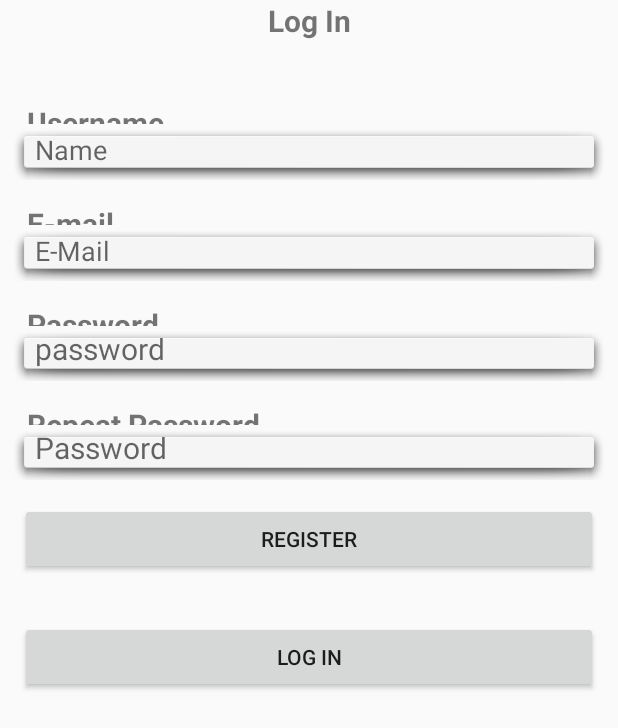
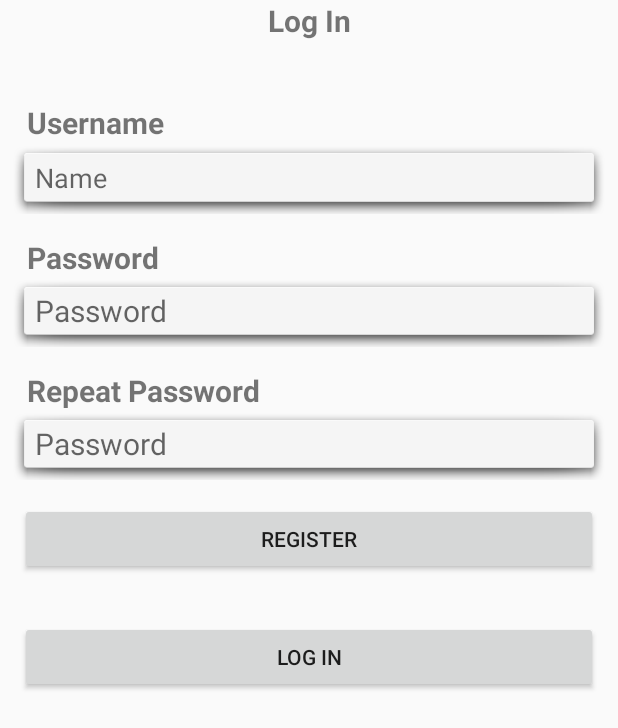
Before and after one commit to OnurOzdemir0/QuestLog, an Android app built with Jetpack Compose: the RegisterFragment screen opened through its navigation route, on a phone screen of 412 x 824 dp, the part 508-1236 px from its top. Run offline under Robolectric (Android 15) with nearby library versions, the phone set to English and light mode, and no system bars; our stand-ins replace Firebase (no records; nobody signed in at launch, a user with empty details on screens opened directly), data binding.

Commit message:
email deleted

```diff
--- a/app/src/main/res/layout/fragment_log_in.xml
+++ b/app/src/main/res/layout/fragment_log_in.xml
@@ -30,7 +30,7 @@
             android:layout_marginTop="15dp"
             android:layout_weight="1"
             android:paddingLeft="10dp"
-            android:text="E-Mail"
+            android:text="Username"
             android:textSize="20sp"
             android:textStyle="bold" />
 
@@ -41,7 +41,7 @@
             android:layout_weight="1"
             android:background="@android:drawable/dialog_holo_light_frame"
             android:ems="10"
-            android:hint="E-Mail"
+            android:hint="Username"
             android:inputType="text"
             android:paddingLeft="15dp"
             android:textSize="18sp" />
@@ -65,7 +65,7 @@
             android:layout_weight="1"
             android:background="@android:drawable/dialog_holo_light_frame"
             android:ems="10"
-            android:hint="password"
+            android:hint="Password"
             android:inputType="text"
             android:paddingLeft="15dp"
             android:textSize="20sp" />
--- a/app/src/main/res/layout/fragment_register.xml
+++ b/app/src/main/res/layout/fragment_register.xml
@@ -52,29 +52,6 @@
             android:paddingLeft="10dp"
             android:layout_marginTop="15dp"
             android:layout_weight="1"
-            android:text="E-mail"
-
-            android:textAlignment="viewStart"
-            android:textSize="20sp"
-            android:textStyle="bold" />
-
-        <EditText
-            android:id="@+id/registerMail"
-            android:layout_width="match_parent"
-            android:layout_height="50dp"
-            android:layout_weight="1"
-            android:background="@android:drawable/dialog_holo_light_frame"
-            android:ems="10"
-            android:paddingLeft="15dp"
-            android:hint="E-Mail"
-            android:inputType="textEmailAddress" />
-
-        <TextView
-            android:layout_width="match_parent"
-            android:layout_height="wrap_content"
-            android:paddingLeft="10dp"
-            android:layout_marginTop="15dp"
-            android:layout_weight="1"
             android:text="Password"
             android:textAlignment="viewStart"
             android:textSize="20sp"
@@ -88,7 +65,7 @@
             android:background="@android:drawable/dialog_holo_light_frame"
             android:ems="10"
             android:paddingLeft="15dp"
-            android:hint="password"
+            android:hint="Password"
             android:inputType="text"
             android:textSize="20sp" />
 
```
